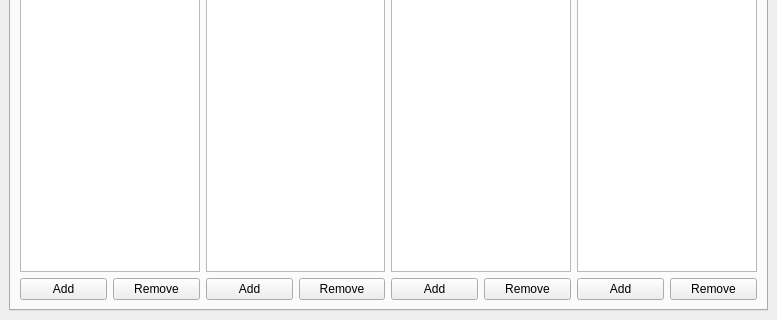
The window that src/mumble/Overlay.ui (mumble-voip/mumble) describes before a commit, drawn with Qt 5; both pictures show x 0 to 777 and y 310 to 630 of the 777 by 630 pixel window.
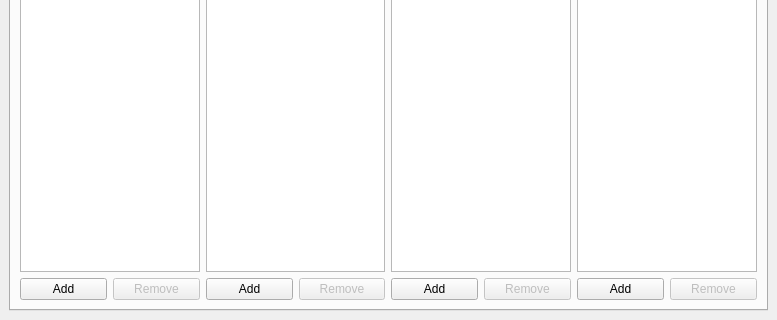
The same window after the commit. Icons and pictures are not drawn.

```diff
--- a/src/mumble/Overlay.ui
+++ b/src/mumble/Overlay.ui
@@ -353,6 +353,9 @@
                  </item>
                  <item>
                   <widget class="QPushButton" name="qpbLaunchersRemove">
+                   <property name="enabled">
+                    <bool>false</bool>
+                   </property>
                    <property name="text">
                     <string>Remove</string>
                    </property>
@@ -385,6 +388,9 @@
                  </item>
                  <item>
                   <widget class="QPushButton" name="qpbWhitelistRemove">
+                   <property name="enabled">
+                    <bool>false</bool>
+                   </property>
                    <property name="text">
                     <string>Remove</string>
                    </property>
@@ -417,6 +423,9 @@
                  </item>
                  <item>
                   <widget class="QPushButton" name="qpbPathsRemove">
+                   <property name="enabled">
+                    <bool>false</bool>
+                   </property>
                    <property name="text">
                     <string>Remove</string>
                    </property>
@@ -449,6 +458,9 @@
                  </item>
                  <item>
                   <widget class="QPushButton" name="qpbBlacklistRemove">
+                   <property name="enabled">
+                    <bool>false</bool>
+                   </property>
                    <property name="text">
                     <string>Remove</string>
                    </property>
```
